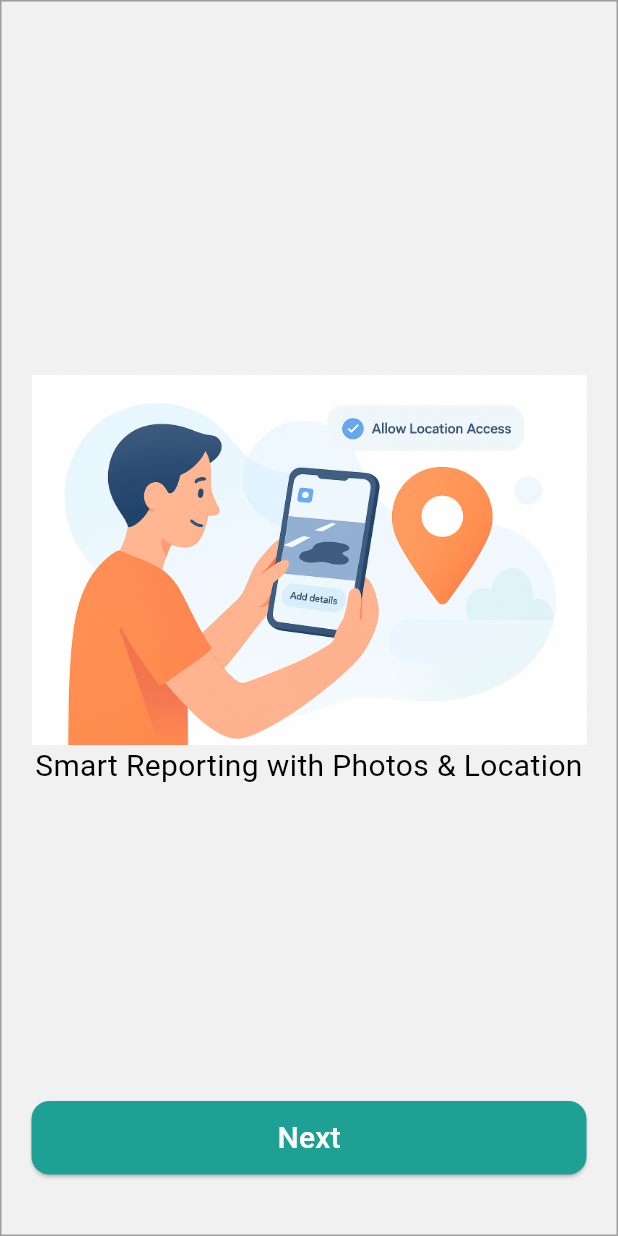
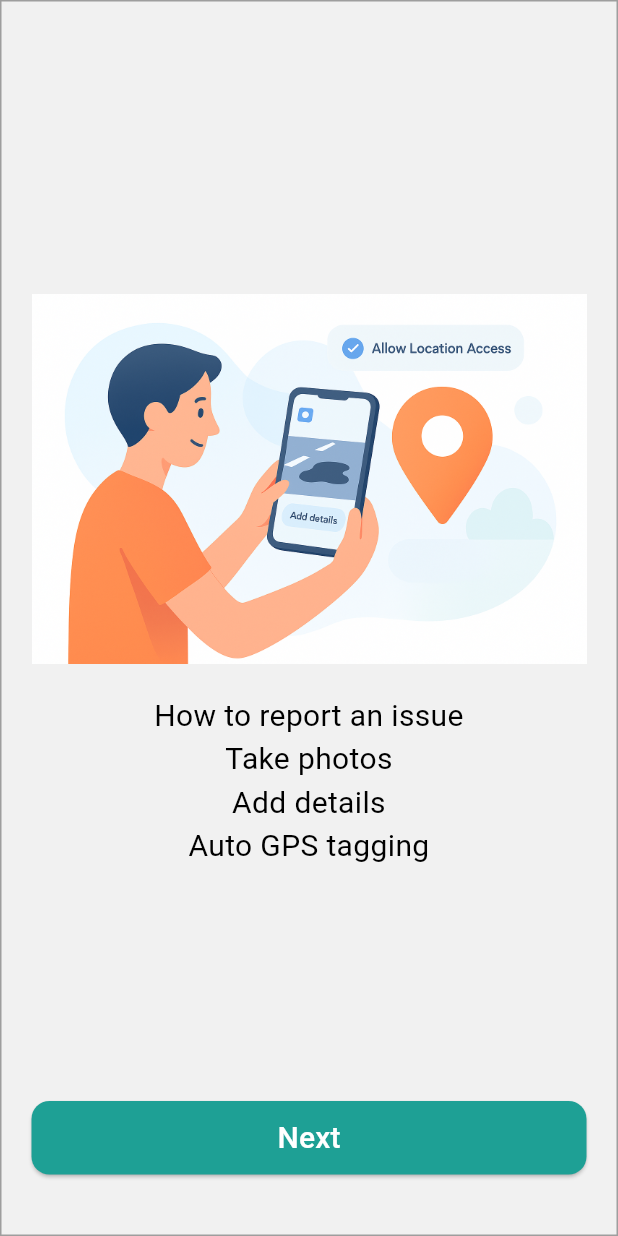
Before and after one commit to anubhav-chaulagain/fix_my_town, a Flutter app: the OnboardingScreenTwo widget shown alone on an empty page, opened directly, on a phone screen of 412 x 824 dp. Run offline on Flutter 3.47's test engine with Material 3 defaults, Android fonts, the light colour scheme and no system bars.

Commit message:
On boarding screens

```diff
--- a/lib/app.dart
+++ b/lib/app.dart
@@ -1,7 +1,6 @@
 import 'package:fix_my_town/screens/onboarding_screen_one.dart';
 import 'package:fix_my_town/screens/onboarding_screen_three.dart';
 import 'package:fix_my_town/screens/onboarding_screen_two.dart';
-import 'package:fix_my_town/screens/splash_screen.dart';
 import 'package:flutter/material.dart';
 
 class App extends StatelessWidget {
--- a/lib/screens/onboarding_screen_two.dart
+++ b/lib/screens/onboarding_screen_two.dart
@@ -20,8 +20,36 @@ class OnboardingScreenTwo extends StatelessWidget {
           children: [
             Spacer(),
             Image.asset("assets/images/report_issue.png"),
+            SizedBox(height: 20),
             Text(
-              "Smart Reporting with Photos & Location",
+              "How to report an issue",
+              textAlign: TextAlign.center,
+              style: TextStyle(
+                fontSize: 20,
+                color: Colors.black,
+                decoration: TextDecoration.none,
+              ),
+            ),
+            Text(
+              "Take photos",
+              textAlign: TextAlign.center,
+              style: TextStyle(
+                fontSize: 20,
+                color: Colors.black,
+                decoration: TextDecoration.none,
+              ),
+            ),
+            Text(
+              "Add details",
+              textAlign: TextAlign.center,
+              style: TextStyle(
+                fontSize: 20,
+                color: Colors.black,
+                decoration: TextDecoration.none,
+              ),
+            ),
+            Text(
+              "Auto GPS tagging",
               textAlign: TextAlign.center,
               style: TextStyle(
                 fontSize: 20,
```
Also changed, not shown: lib/screens/onboarding_screen_three.dart (+2 -19 lines), lib/screens/splash_screen.dart (deleted, +0 -71 lines), assets/images/reporting_process.png (added).
